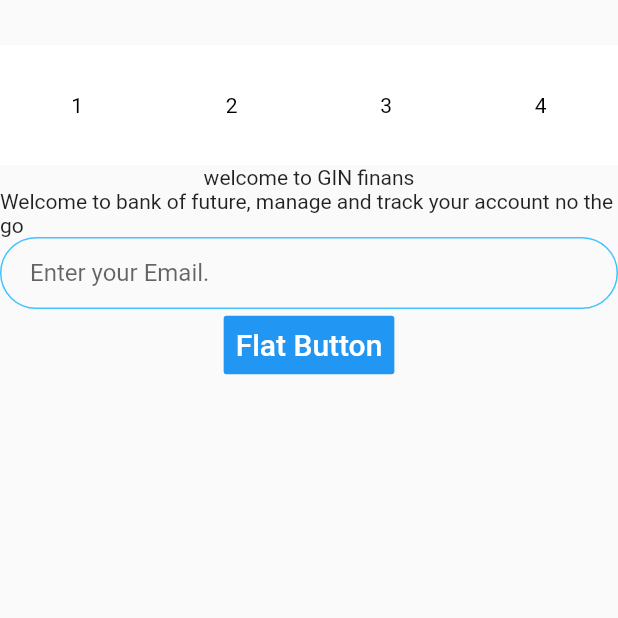
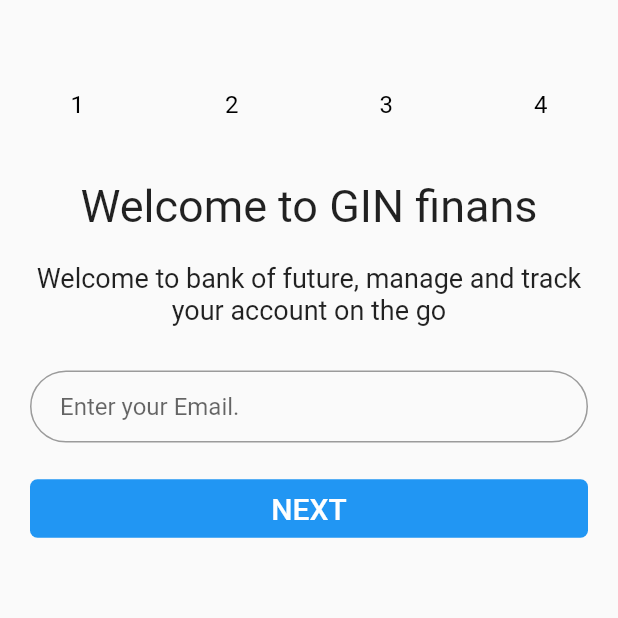
Before and after one commit to kunalone/flutter_assignment, a Flutter app: the screen it shows after launch, on a phone screen of 412 x 824 dp, the top half of it. Run offline on Flutter 3.47's test engine with Material 2 defaults, Android fonts, the light colour scheme and no system bars; our stand-ins replace email_validator.

Commit message:
Completed email screen

```diff
--- a/assignment/lib/Screens/CustomWidgets/ProgressStages.dart
+++ b/assignment/lib/Screens/CustomWidgets/ProgressStages.dart
@@ -14,7 +14,10 @@ class ProgressStage extends StatelessWidget {
           child: Center(
             child: Text(
               this.value,
-              style: TextStyle(color: Colors.green),
+              style: TextStyle(
+                  color: Colors.green,
+                  fontWeight: FontWeight.bold,
+                  fontSize: 18),
             ),
           ));
     } else {
@@ -22,7 +25,8 @@ class ProgressStage extends StatelessWidget {
           child: Center(
         child: Text(
           this.value,
-          style: TextStyle(color: Colors.black),
+          style: TextStyle(
+              color: Colors.black, fontWeight: FontWeight.normal, fontSize: 16),
         ),
       ));
     }
--- a/assignment/lib/Screens/EmailScreen.dart
+++ b/assignment/lib/Screens/EmailScreen.dart
@@ -1,8 +1,10 @@
 import 'package:flutter/material.dart';
+import 'package:email_validator/email_validator.dart';
 
 class EmailScreen extends StatefulWidget {
   final Function nextButtonEvent;
   final State instanceOfThat;
+
 
   EmailScreen({Key key, this.nextButtonEvent, this.instanceOfThat})
       : super(key: key);
@@ -12,47 +14,86 @@ class EmailScreen extends StatefulWidget {
 }
 
 class _EmailScreenState extends State<EmailScreen> {
+  String _errorString;
+  String _email;
+  final emailcontroller = TextEditingController();
   @override
   Widget build(BuildContext context) {
     return Column(
+      crossAxisAlignment: CrossAxisAlignment.stretch,
       children: [
-        Text("welcome to GIN finans"),
-        Text(
-            "Welcome to bank of future, manage and track your account no the go"),
-        TextField(
+        Padding(
+          child: Align(
+            alignment: Alignment.center,
+            child: Text(
+              "Welcome to GIN finans",
+              style: TextStyle(fontSize: 30),
+            ),
+          ),
+          padding: EdgeInsets.fromLTRB(20, 10, 20, 10),
+        ),
+        Padding(
+          padding: EdgeInsets.fromLTRB(20, 10, 20, 10),
+          child: Align(
+            child: Text(
+                "Welcome to bank of future, manage and track your account on the go",textAlign: TextAlign.center,style: TextStyle(fontSize: 18),),
+            alignment: Alignment.center,
+          ),
+        ),
+        Padding(
+          padding: EdgeInsets.all(20),
+          child: TextField(
+            controller: emailcontroller,
             onChanged: (value) {
+              if(value.length > 0){
+                if(EmailValidator.validate(value)){
+                  _email = value;
+                  this.setState(() {
+                    _errorString=null;
+                  });
+                }
+                else{
+                  this.setState(() {
+                    _errorString="Invalid email";
+                  });
+                }
+              }
+              else{
+                this.setState(() {
+                  _errorString=null;
+                });
+              }
               //Do something with the user input.
             },
             decoration: InputDecoration(
+              errorText: _errorString,
               hintText: 'Enter your Email.',
               contentPadding:
                   EdgeInsets.symmetric(vertical: 10.0, horizontal: 20.0),
               border: OutlineInputBorder(
                 borderRadius: BorderRadius.all(Radius.circular(32.0)),
               ),
-            enabledBorder: OutlineInputBorder(
-              borderSide: BorderSide(color: Colors.lightBlueAccent, width: 1.0),
-              borderRadius: BorderRadius.all(Radius.circular(32.0)),
-            ),
-            focusedBorder: OutlineInputBorder(
-              borderSide: BorderSide(color: Colors.lightBlueAccent, width: 2.0),
-              borderRadius: BorderRadius.all(Radius.circular(32.0)),
             ),
           ),
         ),
-
-        FlatButton(
+        Padding(
+          padding: EdgeInsets.fromLTRB(20, 0, 20, 20),
+          child: FlatButton(
+              shape: RoundedRectangleBorder(borderRadius: new BorderRadius.circular(5.0)),
               color: Colors.blue,
               textColor: Colors.white,
               padding: EdgeInsets.all(8.0),
               splashColor: Colors.blueAccent,
               onPressed: () {
+                if(emailcontroller.text.length > 0 && _errorString == null) {
                   widget.nextButtonEvent(1, widget.instanceOfThat);
+                }
               },
               child: Text(
-              "Flat Button",
+                "NEXT",
                 style: TextStyle(fontSize: 20.0),
-            ))
+              )),
+        )
       ],
     );
   }
--- a/assignment/lib/Screens/landingscreen.dart
+++ b/assignment/lib/Screens/landingscreen.dart
@@ -83,7 +83,7 @@ class _LandingScreenState extends State<LandingScreen>
             ),
             Container(
               height: 80,
-              color: Colors.white,
+
               child: Row(children: [
                 Expanded(
                     child: ProgressStage(
--- a/assignment/pubspec.yaml
+++ b/assignment/pubspec.yaml
@@ -28,7 +28,7 @@ dependencies:
   # The following adds the Cupertino Icons font to your application.
   # Use with the CupertinoIcons class for iOS style icons.
   cupertino_icons: ^0.1.3
-
+  email_validator: ^1.0.0
 dev_dependencies:
   flutter_test:
     sdk: flutter
```
Also changed, not shown: assignment/lib/Screens/PasswordScreen.dart (+2 -12 lines), assignment/pubspec.lock. Lines whose indentation alone changed are shown as unchanged.
